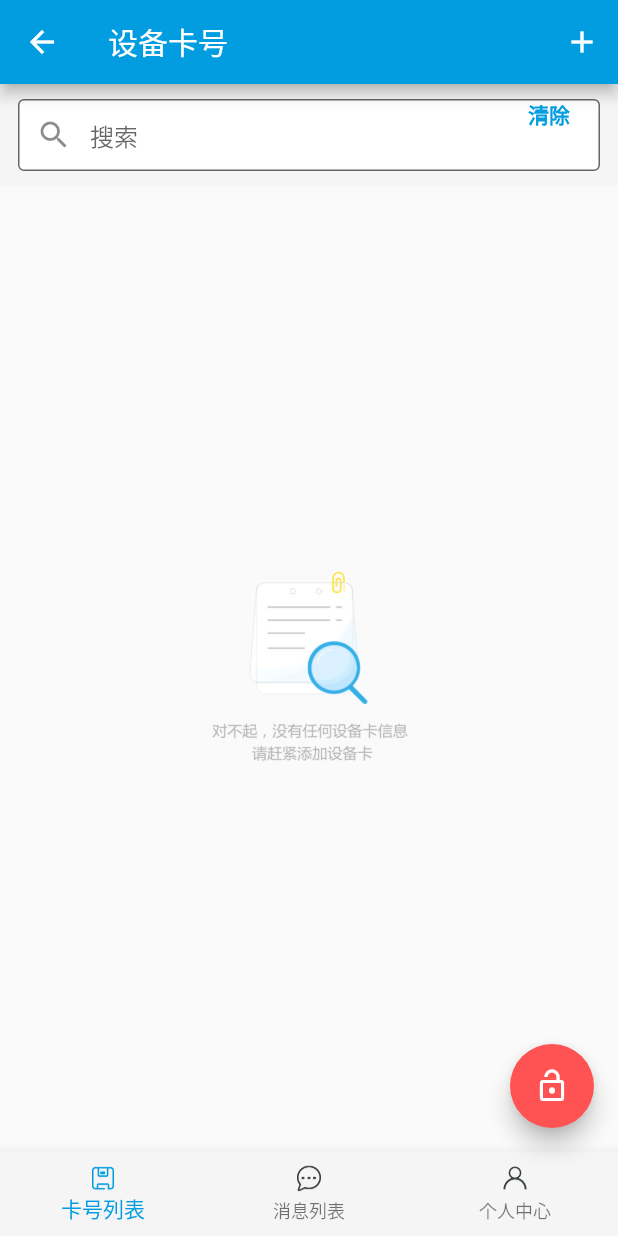
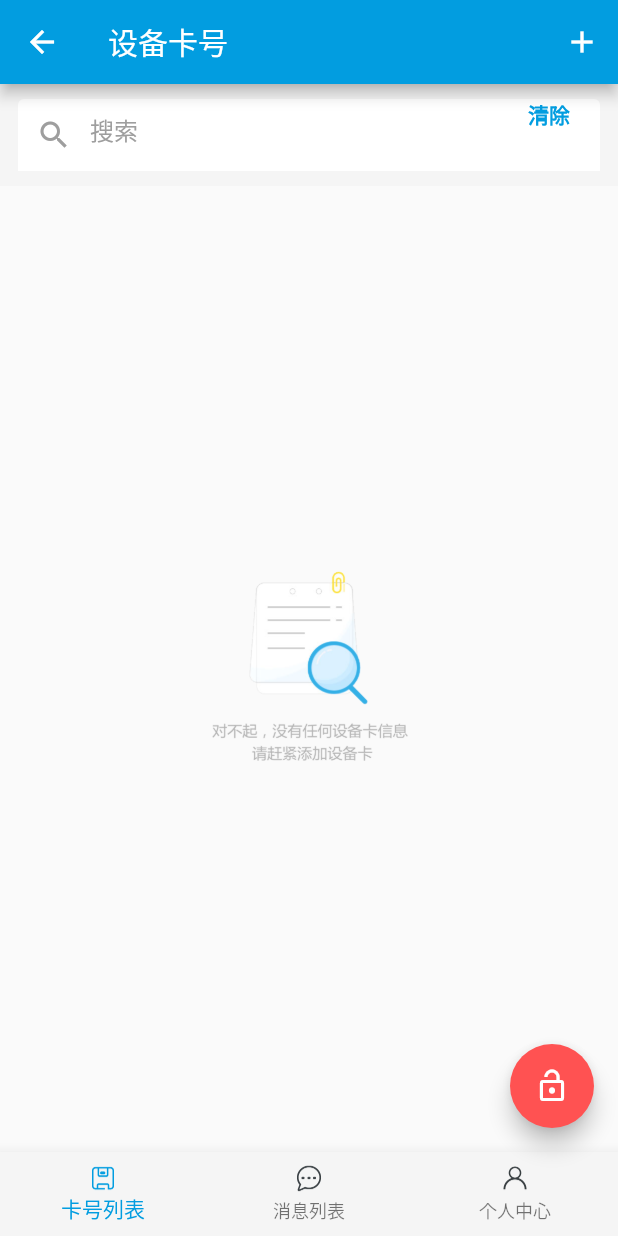
Before and after one commit to asmh1989/flutter_message, a Flutter app: the HomePage screen opened by its route, on a phone screen of 412 x 824 dp. Run offline on Flutter 3.47's test engine with Material 2 defaults, Android fonts, the light colour scheme and no system bars; our stand-ins replace shared_preferences, sqflite; accounts and stored records are empty; network calls fail; statements that could not run were skipped.

Commit message:
pageView再弹起键盘后来回操作出现异常, 先暂停使用, 替换静态缓存, 使用类的形式, 进行参数传递

```diff
--- a/lib/pages/cardManager.dart
+++ b/lib/pages/cardManager.dart
@@ -27,8 +27,9 @@ class _FutureCardList extends StatefulWidget{
 
   final ShowTips show;
   final CardType type;
+  final PageCache cache;
 
-  const _FutureCardList({Key key, @required this.show, @required this.type}): super(key:key);
+  const _FutureCardList({Key key, @required this.show, @required this.type, @required this.cache}): super(key:key);
 
   @override
   State<StatefulWidget> createState() {
@@ -38,14 +39,19 @@ class _FutureCardList extends StatefulWidget{
 
 class _FutureCardListState extends State<_FutureCardList>{
 
+  bool isNotify = false;
   String _snm = '';
-  static List<CardInfo> _cards = new List<CardInfo>();
-  bool isNotify = false;
 
   Map<Key, AutoClose> _autoClose = new Map<Key, AutoClose>();
 
   void notify(String snm){
+    if(_snm == snm) return;
+    _snm = snm;
+    isNotify = true;
 
+    setState(() {
+
+    });
   }
 
 
@@ -56,7 +62,7 @@ class _FutureCardListState extends State<_FutureCardList>{
       'Unm': Cache.instance.username,
       'Cdtoken': Cache.instance.cdtoekn,
       'Token': Cache.instance.token,
-      'No': _snm??'',
+      'No': _snm,
       'Idx': '1',
       'Size': '100'
     };
@@ -81,19 +87,26 @@ class _FutureCardListState extends State<_FutureCardList>{
 
     return new Expanded(
       child: new ListView.builder(
-        itemCount: _cards.length,
+        itemCount: widget.cache.cards.length,
         itemBuilder: (BuildContext context, int index) {
-          CardInfo item = _cards[index];
+          CardInfo item = widget.cache.cards[index];
 
           final List<FXRightSideButton> buttons= [
             new FXRightSideButton(name: '编辑',
                 backgroundColor: Colors.grey,
                 fontColor: Colors.white,
-                onPress: (){
-                  Navigator.push(context, new MaterialPageRoute(
+                onPress: () async {
+                  final result = await Navigator.push(context, new MaterialPageRoute(
                       builder: (BuildContext context) => new CardEdit(
                         card: item,
                       )));
+
+                  if(result != null) {
+                    widget.cache.clear();
+                    setState(() {
+
+                    });
+                  }
                 }),
             new FXRightSideButton(name: '删除',
                 backgroundColor: Colors.red,
@@ -118,7 +131,7 @@ class _FutureCardListState extends State<_FutureCardList>{
                               if(data['Code'] != 0){
                                 widget.show(data['Message']);
                               } else {
-                                CardManagerPage.dispose();
+                                widget.cache.clear();
                                 setState(() {
 
                                 });
@@ -167,8 +180,9 @@ class _FutureCardListState extends State<_FutureCardList>{
 
 
   Widget _getCardListWidget(){
-//    print('isNotify=$isNotify, len=${_cards.length}');
-    if(!isNotify && _cards.length > 0) return _getCardListWidget2();
+//    print('isNotify=$isNotify, len=${widget.cache.cards.length}, snm=${widget.cache.snm}');
+    if(!isNotify && widget.cache.cards.length > 0) return _getCardListWidget2();
+    isNotify = false;
 
     return new FutureBuilder<http.Response>(
         future: _getCardData(),
@@ -207,9 +221,9 @@ class _FutureCardListState extends State<_FutureCardList>{
                     )
                 );
               } else {
-                _cards.clear();
-                _cards.addAll(CardInfo.parseCards(data['Response']));
-                if(_cards.length == 0){
+                widget.cache.cards.clear();
+                widget.cache.cards.addAll(CardInfo.parseCards(data['Response']));
+                if(widget.cache.cards.length == 0){
                   return new Expanded(child: new Center(child: Image.asset(ImageAssets.ic_card_list_tips,  width: 160.0,)));
                 }
 
@@ -238,6 +252,8 @@ class _FutureCardListState extends State<_FutureCardList>{
   @override
   void initState() {
     super.initState();
+
+    _snm = widget.cache.snm;
   }
 
   @override
@@ -254,25 +270,36 @@ class CardManagerPage extends StatefulWidget{
 
   final CardType type;
   final ShowTips show;
-  const CardManagerPage({@required this.show, @required this.type});
+  final PageCache cache;
+  const CardManagerPage({@required this.show, @required this.type, @required this.cache});
 
   @override
   State<StatefulWidget> createState() {
     return new CardManagerState();
-  }
-
-  static void dispose(){
-    _FutureCardListState._cards.clear();
   }
 }
 
 class CardManagerState extends State<CardManagerPage>{
 
   final GlobalKey<_FutureCardListState> _userKey = new GlobalKey<_FutureCardListState>();
-  TextEditingController _controller = new TextEditingController();
+  TextEditingController _controller;
+
+
+  @override
+  void initState() {
+    super.initState();
+
+    _controller = new TextEditingController(text: widget.cache.snm);
+    _controller.addListener((){
+      _userKey.currentState.notify(widget.cache.snm = _controller.text);
+    });
+  }
 
   @override
   Widget build(BuildContext context) {
+
+//    print('cardManager , snm=${widget.cache.snm}');
+    _controller.text = widget.cache.snm;
     return new Column(
         mainAxisAlignment: MainAxisAlignment.start,
         crossAxisAlignment: CrossAxisAlignment.stretch,
@@ -280,34 +307,34 @@ class CardManagerState extends State<CardManagerPage>{
           new Container(
             color: Style.COLOR_BACKGROUND,
             padding: EdgeInsets.symmetric(vertical: 10.0, horizontal: 12.0),
-            child: new TextField(
+            child: new Theme(data: new ThemeData(
+                primaryColor: Colors.white,
+                accentColor: Colors.white,
+                hintColor: Colors.white
+            ), child: new TextField(
               controller: _controller,
-              onSubmitted: (String value){
-              },
               decoration: new InputDecoration(
-                  prefixIcon: new Icon(Icons.search),
-                  suffixIcon: new InkWell(
+                prefixIcon: new Icon(Icons.search, color: Colors.grey,),
+                suffixIcon: new GestureDetector(
                   onTap: (){
                     if(_controller.text.length == 0) return;
                     _controller.clear();
                     _userKey.currentState.notify('');
                   },
-                    child: new Text('清除',
-                      style: new TextStyle(
-                          color: Theme.of(context).primaryColor,
-                          fontWeight: FontWeight.w700),
+                  child: new Text('清除',style: new TextStyle(fontWeight: FontWeight.w700, color: Style.COLOR_THEME),
                   ),
                 ),
                 hintText: '搜索',
+                hintStyle: new TextStyle(color: Colors.grey),
                 fillColor: Colors.white,
                 filled: true,
                 contentPadding: EdgeInsets.all(8.0),
-                  border: new OutlineInputBorder(
-                      borderSide: new BorderSide(color: Colors.white, width: 0.5))),
               ),
+            )),
           ),
           new _FutureCardList(
             key: _userKey,
+            cache: widget.cache,
             type: widget.type,
             show: (String msg){
               widget.show(msg);
@@ -318,3 +345,13 @@ class CardManagerState extends State<CardManagerPage>{
 
 
 }
+
+class PageCache {
+  List<CardInfo> cards = new List<CardInfo>();
+  String snm = '';
+
+  void clear(){
+    snm='';
+    cards.clear();
+  }
+}
--- a/lib/pages/home.dart
+++ b/lib/pages/home.dart
@@ -28,7 +28,7 @@ class HomeState extends State<HomePage> {
   PageController _controller;
 
   final GlobalKey<ScaffoldState> _scaffoldKey = new GlobalKey<ScaffoldState>();
-
+  final PageCache _cache = new PageCache();
 
   AppBar _getAppBar() {
     if(_currentIndex == 0 || _currentIndex == 1) {
@@ -43,10 +43,10 @@ class HomeState extends State<HomePage> {
                 if(_currentIndex == 0){
                   final result = await Navigator.push(context, new MaterialPageRoute(
                       builder: (BuildContext context) => new CardEdit()));
+
                   if(result != null){
-                    CardManagerPage.dispose();
                     setState(() {
-
+                      _cache.clear();
                     });
                   }
 
@@ -80,7 +80,7 @@ class HomeState extends State<HomePage> {
   @override
   void initState() {
     super.initState();
-    _controller = new PageController(initialPage: _currentIndex);
+//    _controller = new PageController(initialPage: _currentIndex);
   }
 
   Widget _getPersonView() {
@@ -217,15 +217,28 @@ class HomeState extends State<HomePage> {
 
   Widget _getBody() {
 
-    return new PageView(
-      physics: new NeverScrollableScrollPhysics(),
-      controller: _controller,
-      children: <Widget>[
-        new CardManagerPage(type: CardType.CARD, show: (String value)=>Func.showMessage(_scaffoldKey, value),),
-        new Text('hello 1'),
-        _getPersonView()
-      ],
-    );
+    switch(_currentIndex){
+      case 0:
+        return new CardManagerPage(
+          type: CardType.CARD,
+          show: (String value)=>Func.showMessage(_scaffoldKey, value),
+          cache: _cache,
+        );
+      case 1:
+        return new Text('hello 1');
+      default:
+        return  _getPersonView();
+
+    }
+
+//    return new PageView(
+//      physics: new NeverScrollableScrollPhysics(),
+//      controller: _controller,
+//      children: <Widget>[
+//        new CardManagerPage(type: CardType.CARD, show: (String value)=>Func.showMessage(_scaffoldKey, value),),
+//        new Text('hello 1'),
+//      ],
+//    );
   }
 
   @override
@@ -252,7 +265,7 @@ class HomeState extends State<HomePage> {
       iconSize: 16.0,
       onTap: (int index) {
         setState(() {
-          _controller.jumpToPage(index);
+//          _controller.jumpToPage(index);
           _currentIndex = index;
         });
       },
@@ -287,7 +300,6 @@ class HomeState extends State<HomePage> {
   @override
   void dispose() {
     super.dispose();
-    _controller.dispose();
-    CardManagerPage.dispose();
+//    _controller.dispose();
   }
 }
--- a/lib/ui/swide_widget.dart
+++ b/lib/ui/swide_widget.dart
@@ -48,6 +48,12 @@ class _LeftSlideState extends State<FXLeftSlide> {
 
   bool needSendTouchEvent = true;
   Size childSize;
+
+  @override
+  void dispose() {
+    super.dispose();
+    controller.dispose();
+  }
 
   @override
   void initState() {
```
Lines whose indentation alone changed are shown as unchanged.
